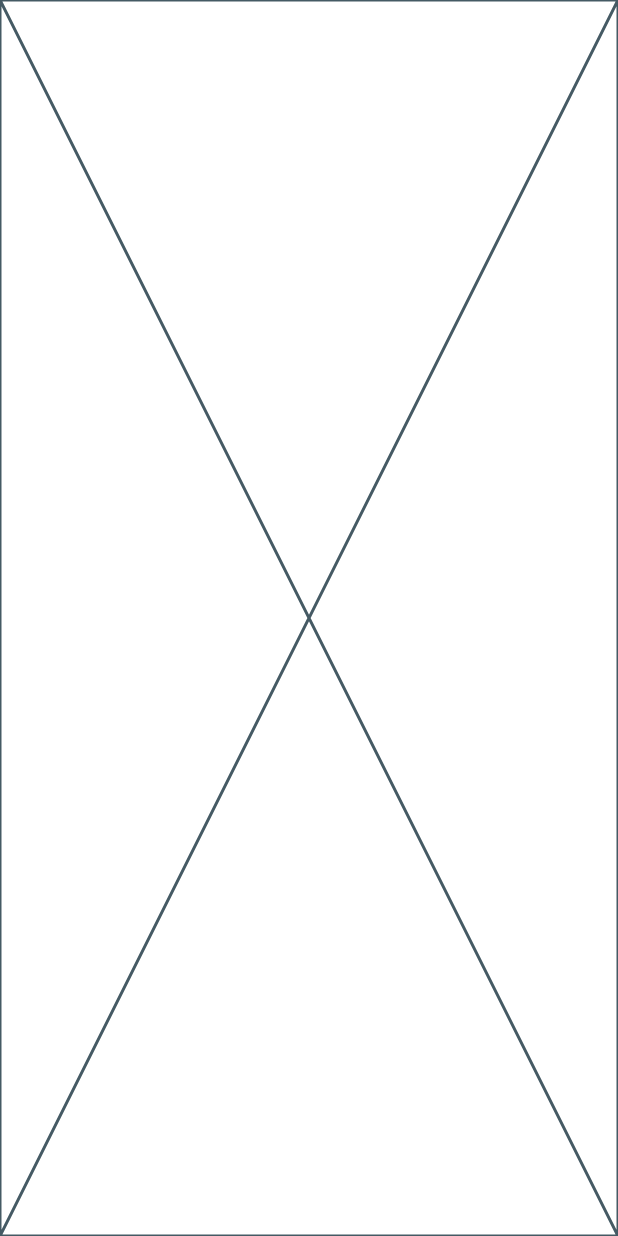
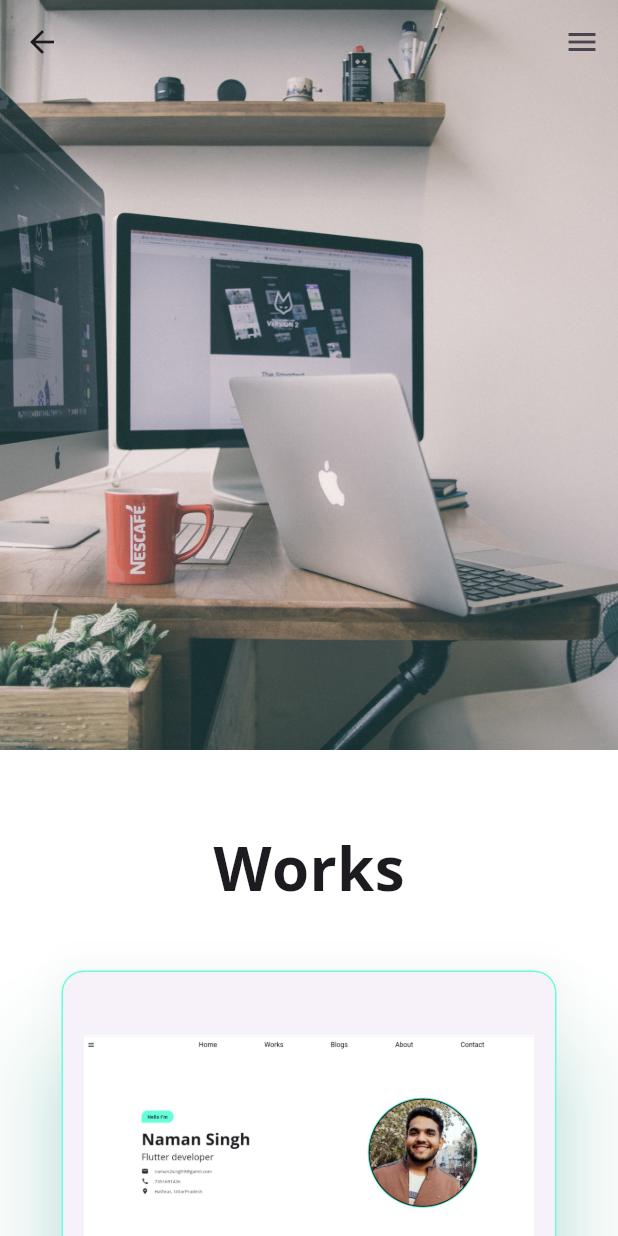
Before and after one commit to Naman2004singh/Portfolio, a Flutter app: the BlogMobile screen opened directly, after a tap on the "menu" icon, after a tap on "Works", on a phone screen of 412 x 824 dp. Run offline on Flutter 3.47's test engine with Material 3 defaults, Android fonts, the phone set to English and light mode, and no system bars; our stand-ins replace font_awesome_flutter, google_fonts, url_strategy.

Commit message:
resolved some errors when running the app on mobile screen

```diff
--- a/lib/mobile/blogs/blog_mobile.dart
+++ b/lib/mobile/blogs/blog_mobile.dart
@@ -37,13 +37,13 @@ class _BlogMobileState extends State<BlogMobile> {
                       child: SansBoldColor(
                         color: Colors.white,
                         text: "Welcome to my blog",
-                        size: 40.0,
+                        size: 30.0,
                       ),
                     )),
                 iconTheme: IconThemeData(size: 35.0, color: Colors.black),
                 flexibleSpace: FlexibleSpaceBar(
                   background: Image.asset(
-                    "images/blog.jpg",
+                    "assets/images/blog.jpg",
                     fit: BoxFit.cover,
                   ),
                 ),
--- a/lib/mobile/contact/contact_mobile.dart
+++ b/lib/mobile/contact/contact_mobile.dart
@@ -26,7 +26,7 @@ class _ContactMobileState extends State<ContactMobile> {
                 backgroundColor: Colors.white,
                 flexibleSpace: FlexibleSpaceBar(
                   background: Image.asset(
-                    "images/contact_image.jpg",
+                    "assets/images/contact_image.jpg",
                     fit: BoxFit.cover,
                   ),
                 ),
--- a/lib/mobile/home/contactMeMobile.dart
+++ b/lib/mobile/home/contactMeMobile.dart
@@ -4,7 +4,7 @@ import 'package:portfolio/utilsWeb/buttons.dart';
 import 'package:portfolio/utilsWeb/textField.dart';
 
 class Contactmemobile extends StatelessWidget {
-  final double screeenWidthMobile;
+  final screeenWidthMobile;
   const Contactmemobile({super.key, required this.screeenWidthMobile});
 
   @override
--- /dev/null
+++ b/lib/mobile/work/workdone_mobile.dart
@@ -0,0 +1,36 @@
+import 'package:flutter/material.dart';
+import 'package:portfolio/components.dart';
+import 'package:portfolio/utilsWeb/animationController.dart';
+
+class WorkdoneMobile extends StatelessWidget {
+  const WorkdoneMobile({super.key});
+
+  @override
+  Widget build(BuildContext context) {
+    return Column(
+        mainAxisAlignment: MainAxisAlignment.center,
+        crossAxisAlignment: CrossAxisAlignment.center,
+        children: const [
+          SizedBox(
+            height: 30.0,
+          ),
+          SansBold("Works", 40),
+          SizedBox(
+            height: 30.0,
+          ),
+          CardAnimation(
+              width: 300.0,
+              imagePath: "assets/images/portfolio.png",
+              text: "Portfolio"),
+          SizedBox(
+            height: 20.0,
+          ),
+          SansBold("Portfolio", 30.0),
+          SizedBox(
+            height: 15.0,
+          ),
+          Sans(15.0,
+              "Deployed on Android, iOS and web, the portfolio project was truly an achievement. I used Flutter to develop the beautiful and responsive UI and firebase for the back-end")
+        ]);
+  }
+}
--- a/lib/mobile/work/works_mobile.dart
+++ b/lib/mobile/work/works_mobile.dart
@@ -1,4 +1,6 @@
 import 'package:flutter/material.dart';
+import 'package:portfolio/mobile/work/workdone_mobile.dart';
+import 'package:portfolio/utilsMobile/mobiledrawer.dart';
 
 class WorksMobile extends StatefulWidget {
   const WorksMobile({super.key});
@@ -10,6 +12,28 @@ class WorksMobile extends StatefulWidget {
 class _WorksMobileState extends State<WorksMobile> {
   @override
   Widget build(BuildContext context) {
-    return const Placeholder();
+    return Scaffold(
+      backgroundColor: Colors.white,
+      extendBodyBehindAppBar: true,
+      endDrawer: Mobiledrawer(),
+      body: NestedScrollView(
+          headerSliverBuilder: (context, innerBoxIsScrolled) {
+            return <Widget>[
+              SliverAppBar(
+                flexibleSpace: FlexibleSpaceBar(
+                  background: Image.asset(
+                    "assets/images/works.jpg",
+                    fit: BoxFit.cover,
+                  ),
+                ),
+                expandedHeight: 500,
+              )
+            ];
+          },
+          body: ListView(
+            padding: EdgeInsets.all(20.0),
+            children: const [WorkdoneMobile()],
+          )),
+    );
   }
 }
--- a/lib/utilsWeb/animationController.dart
+++ b/lib/utilsWeb/animationController.dart
@@ -6,14 +6,16 @@ class CardAnimation extends StatefulWidget {
   final text;
   final fit;
   final reverse;
-  final width;
-  final height;
+  final double? width;
+  final double? height;
   const CardAnimation(
       {super.key,
       this.fit,
       required this.imagePath,
       required this.text,
-      this.reverse, this.width, this.height});
+      this.reverse,
+      this.width,
+      this.height});
 
   @override
   State<CardAnimation> createState() => _CardAnimationState();
--- a/lib/web/works/works_web.dart
+++ b/lib/web/works/works_web.dart
@@ -1,6 +1,4 @@
 import 'package:flutter/material.dart';
-import 'package:portfolio/components.dart';
-import 'package:portfolio/utilsMobile/mobiledrawer.dart';
 import 'package:portfolio/utilsWeb/appBar.dart';
 import 'package:portfolio/utilsWeb/drawer.dart';
 import 'package:portfolio/web/works/works_done.dart';
```
Also changed, not shown: lib/components.dart (+5 -5 lines), lib/mobile/about/about_mobile.dart (+6 -12 lines), lib/mobile/home/aboutMobile.dart (+16 -14 lines).
